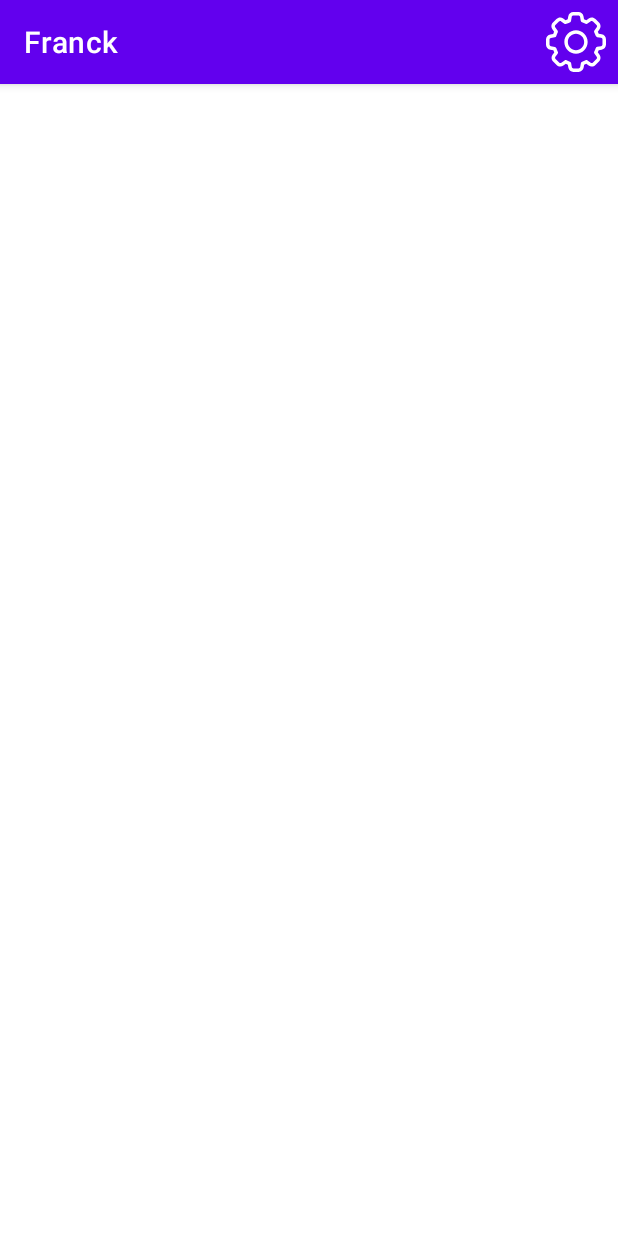
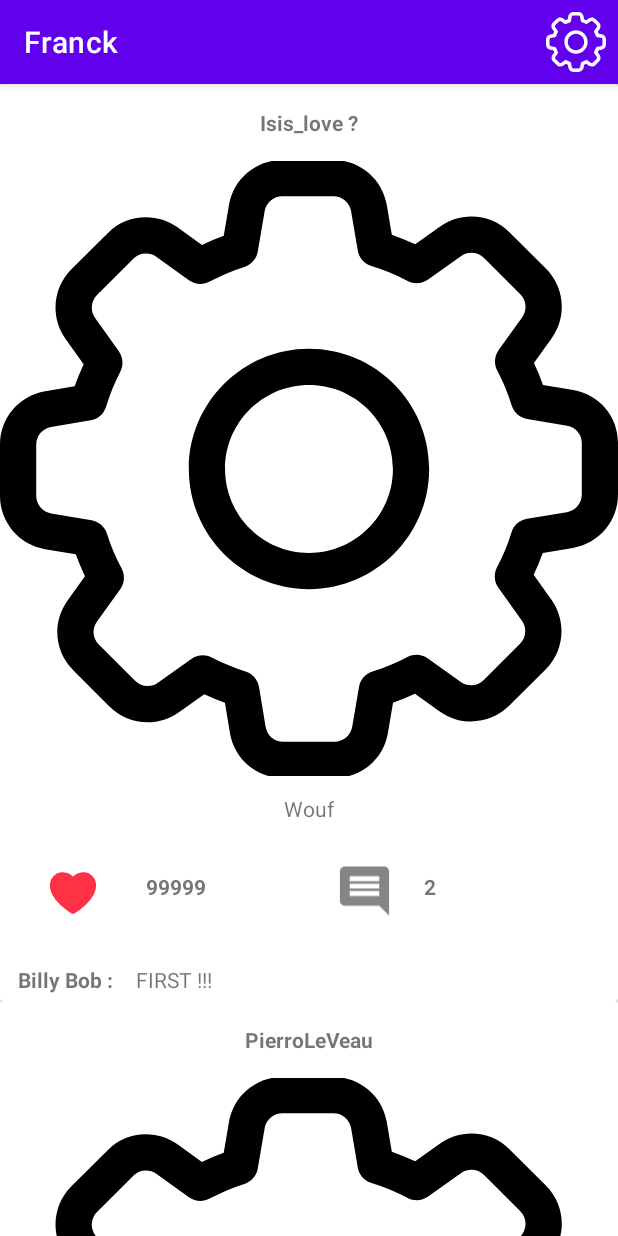
Before and after one commit to GBernard314/yapagi, an Android app: the screen it shows after launch (FeedActivity), on a phone screen of 412 x 824 dp. Run offline under Robolectric (Android 15) with nearby library versions, the phone set to English and light mode, and no system bars; our stand-ins replace Picasso; pictures from the network do not load.

Commit message:
refacto post and worked on feed

```diff
--- a/app/build.gradle
+++ b/app/build.gradle
@@ -44,6 +44,7 @@ dependencies {
     implementation 'androidx.core:core-ktx:1.3.2'
     implementation 'androidx.appcompat:appcompat:1.2.0'
     implementation 'com.google.android.material:material:1.2.1'
+    implementation 'com.squareup.picasso:picasso:2.71828'
     implementation 'androidx.constraintlayout:constraintlayout:2.0.4'
     implementation 'androidx.legacy:legacy-support-v4:1.0.0'
     testImplementation 'junit:junit:4.+'
--- a/app/src/main/AndroidManifest.xml
+++ b/app/src/main/AndroidManifest.xml
@@ -1,6 +1,7 @@
 <?xml version="1.0" encoding="utf-8"?>
 <manifest xmlns:android="http://schemas.android.com/apk/res/android"
     package="fr.isen.yapagi">
+    <uses-permission android:name="android.permission.INTERNET" />
 
     <application
         android:allowBackup="true"
--- a/app/src/main/java/fr/isen/yapagi/FeedActivity.kt
+++ b/app/src/main/java/fr/isen/yapagi/FeedActivity.kt
@@ -1,21 +1,17 @@
 package fr.isen.yapagi
 
 import android.os.Bundle
-import androidx.appcompat.app.AppCompatActivity
 import androidx.recyclerview.widget.LinearLayoutManager
-import com.google.gson.Gson
+import fr.isen.yapagi.data.Comment
 import fr.isen.yapagi.data.Post
 import fr.isen.yapagi.databinding.ActivityFeedBinding
-import org.json.JSONException
-import org.json.JSONObject
-import java.util.EnumSet.range
+import java.util.*
 
 lateinit var binding_feed: ActivityFeedBinding
 class FeedActivity : BaseActivity() {
     override fun onCreate(savedInstanceState: Bundle?) {
         super.onCreate(savedInstanceState)
         binding_feed = ActivityFeedBinding.inflate(layoutInflater)
-        setContentView(R.layout.activity_feed)
         title = "Feed"
         setContentView(binding_feed.root)
         title = intent.getStringExtra("username")
@@ -27,11 +23,12 @@ class FeedActivity : BaseActivity() {
     private fun makeRequest() {
 
         var list: List<Post> = emptyList()
-        list += Post("1st post")
-        list += Post("2st post")
-        list += Post("3st post")
-        list += Post("4st post")
-        list += Post("5st post")
+        var commentList: List<Comment> = emptyList()
+        commentList += Comment(Date(1, 1, 2019), "FIRST !!!", "Billy Bob")
+        commentList += Comment(Date(1, 1, 2019), "erufvyeryufvbhe", "Billy Bob")
+
+        list += Post("Isis_love ?", Date(1, 1, 1970), "Wouf", 99999, commentList, "https://instagram.fcdg2-1.fna.fbcdn.net/v/t51.2885-15/e35/51993659_572254839943780_6273454790177071551_n.jpg?_nc_ht=instagram.fcdg2-1.fna.fbcdn.net&_nc_cat=104&_nc_ohc=Jp3iQtqHAAwAX9pXCbm&tp=1&oh=7dfdd96c69a9985b86444b88eca3ea81&oe=604657E5")
+        list += Post("PierroLeVeau", Date(1, 1, 1970), "GNGNGN j'ai eu une meilleure note que toi", 666, commentList, "https://instagram.fcdg2-1.fna.fbcdn.net/v/t51.2885-15/e35/71527670_785261731906367_7668804132584366294_n.jpg?_nc_ht=instagram.fcdg2-1.fna.fbcdn.net&_nc_cat=111&_nc_ohc=bDzoeRiw-7cAX8nplJo&tp=1&oh=9952ddcede9f0b6d6378cbfa20c19b9a&oe=6046FE0D")
         println("list = $list")
 
         binding_feed.postList.adapter = FeedRecyclerViewAdapter(list, this)
--- a/app/src/main/java/fr/isen/yapagi/FeedRecyclerViewAdapter.kt
+++ b/app/src/main/java/fr/isen/yapagi/FeedRecyclerViewAdapter.kt
@@ -1,14 +1,13 @@
 package fr.isen.yapagi
 
 import android.content.Context
-import android.content.Intent
 import android.view.LayoutInflater
 import android.view.ViewGroup
 import androidx.cardview.widget.CardView
-import androidx.constraintlayout.widget.ConstraintLayout
 import androidx.recyclerview.widget.RecyclerView
 import fr.isen.yapagi.data.Post
 import fr.isen.yapagi.databinding.PostBinding
+import com.squareup.picasso.Picasso
 
 class FeedRecyclerViewAdapter(
     private val dataSet: List<Post>,
@@ -17,7 +16,14 @@ class FeedRecyclerViewAdapter(
     RecyclerView.Adapter<FeedRecyclerViewAdapter.ViewHolder>() {
 
     class ViewHolder(binding: PostBinding) : RecyclerView.ViewHolder(binding.root) {
-        val title = binding.postTitle
+        val user = binding.user
+        val comment = binding.comment
+        val img = binding.imagePost
+        val desc = binding.description
+        val nb_like = binding.nbLikes
+        val nb_Com = binding.nbComments
+        val com_user = binding.comUser
+        val com = binding.com
         /*
         val price = binding.DishPrice
         val image = binding.DishImage
@@ -36,7 +42,19 @@ class FeedRecyclerViewAdapter(
     }
 
     override fun onBindViewHolder(holder: ViewHolder, position: Int) {
-        holder.title.text = dataSet[position].title
+        holder.user.text = dataSet[position].username
+        holder.com_user.text = dataSet[position].comments[0].user + " : "
+        holder.com.text = dataSet[position].comments[0].content
+        holder.nb_like.text = dataSet[position].nb_likes.toString()
+        holder.nb_Com.text = dataSet[position].getCommentsCount().toString()
+        holder.desc.text = dataSet[position].description
+
+        Picasso.get()
+            .load(dataSet[position].url)
+            .placeholder(R.drawable.gear)// Image to load when something goes wrong
+            .into(holder.img);
+
+
         /*
         holder.price.text = dataSet[position].getFormatedPrice()
 
--- a/app/src/main/java/fr/isen/yapagi/MainActivity.kt
+++ b/app/src/main/java/fr/isen/yapagi/MainActivity.kt
@@ -5,6 +5,7 @@ import androidx.appcompat.app.AppCompatActivity
 import android.os.Bundle
 import android.widget.Toast
 import fr.isen.yapagi.databinding.ActivityMainBinding
+
 
 class MainActivity : BaseActivity() {
     private lateinit var binding: ActivityMainBinding
--- a/app/src/main/java/fr/isen/yapagi/data/Comment.kt
+++ b/app/src/main/java/fr/isen/yapagi/data/Comment.kt
@@ -9,4 +9,5 @@ data class Comment(
     @SerializedName("content")val content: String,
     @SerializedName("user")val user: String
 ): Serializable {
+
 }
--- a/app/src/main/java/fr/isen/yapagi/data/Post.kt
+++ b/app/src/main/java/fr/isen/yapagi/data/Post.kt
@@ -5,11 +5,20 @@ import java.io.Serializable
 import java.util.*
 
 data class Post(
-        @SerializedName("username")val username: String,
-        @SerializedName("date")val date: Date,
-        @SerializedName("description")val description: String,
-        @SerializedName("nb_likes")val nb_likes: Int,
-        @SerializedName("comments")val comments: List<Comment>,
-        @SerializedName("url")val url: String
+        @SerializedName("username") val username: String,
+        @SerializedName("date") val date: Date,
+        @SerializedName("description") val description: String,
+        @SerializedName("nb_likes") val nb_likes: Int,
+        @SerializedName("comments") val comments: List<Comment>,
+        @SerializedName("url") val url: String
 ): Serializable {
+
+        fun getCommentsCount(): Int {
+                var count = 0
+                for (com in comments){
+                        count += 1
+                }
+                return count
+        }
+
 }
--- a/app/src/main/res/layout/activity_feed.xml
+++ b/app/src/main/res/layout/activity_feed.xml
@@ -10,10 +10,6 @@
         android:id="@+id/postList"
         android:layout_width="0dp"
         android:layout_height="0dp"
-        android:layout_marginStart="8dp"
-        android:layout_marginTop="8dp"
-        android:layout_marginEnd="8dp"
-        android:layout_marginBottom="8dp"
         app:layout_constraintBottom_toBottomOf="parent"
         app:layout_constraintEnd_toEndOf="parent"
         app:layout_constraintHorizontal_bias="0.0"
--- /dev/null
+++ b/app/src/main/res/layout/activity_main.xml
@@ -0,0 +1,6 @@
+<?xml version="1.0" encoding="utf-8"?>
+<androidx.constraintlayout.widget.ConstraintLayout
+    xmlns:android="http://schemas.android.com/apk/res/android" android:layout_width="match_parent"
+    android:layout_height="match_parent">
+
+</androidx.constraintlayout.widget.ConstraintLayout>
--- a/app/src/main/res/layout/post.xml
+++ b/app/src/main/res/layout/post.xml
@@ -7,14 +7,16 @@
 
     <androidx.constraintlayout.widget.ConstraintLayout
         android:layout_width="match_parent"
-        android:layout_height="match_parent">
+        android:layout_height="611dp">
 
         <ImageView
             android:id="@+id/comment"
             android:layout_width="39dp"
             android:layout_height="41dp"
             android:layout_marginStart="16dp"
-            android:layout_marginTop="24dp"
+            android:layout_marginTop="56dp"
+            app:layout_constraintEnd_toEndOf="parent"
+            app:layout_constraintHorizontal_bias="0.318"
             app:layout_constraintStart_toEndOf="@+id/nb_likes"
             app:layout_constraintTop_toBottomOf="@+id/image_post"
             app:srcCompat="@drawable/comment" />
@@ -23,6 +25,7 @@
             android:id="@+id/like"
             android:layout_width="97dp"
             android:layout_height="92dp"
+            android:layout_marginTop="32dp"
             app:layout_constraintStart_toStartOf="parent"
             app:layout_constraintTop_toBottomOf="@+id/image_post"
             app:lottie_autoPlay="false"
@@ -36,35 +39,41 @@
             android:layout_height="wrap_content"
             android:layout_marginTop="16dp"
             android:text="TextView"
+            android:textStyle="bold"
             app:layout_constraintEnd_toEndOf="parent"
             app:layout_constraintStart_toStartOf="parent"
             app:layout_constraintTop_toTopOf="parent" />
 
         <ImageView
             android:id="@+id/image_post"
-            android:layout_width="344dp"
-            android:layout_height="222dp"
+            android:layout_width="0dp"
+            android:layout_height="410dp"
             android:layout_marginTop="16dp"
+            android:adjustViewBounds="true"
+            android:scaleType="centerCrop"
             app:layout_constraintEnd_toEndOf="parent"
             app:layout_constraintStart_toStartOf="parent"
             app:layout_constraintTop_toBottomOf="@+id/user"
             tools:srcCompat="@tools:sample/avatars" />
 
         <TextView
-            android:id="@+id/desciption"
+            android:id="@+id/description"
             android:layout_width="wrap_content"
             android:layout_height="wrap_content"
-            android:text="TextView"
+            android:layout_marginTop="12dp"
+            android:text="Desc"
             app:layout_constraintEnd_toEndOf="parent"
+            app:layout_constraintHorizontal_bias="0.5"
             app:layout_constraintStart_toStartOf="parent"
-            app:layout_constraintTop_toBottomOf="@+id/like" />
+            app:layout_constraintTop_toBottomOf="@+id/image_post" />
 
         <TextView
             android:id="@+id/nb_likes"
             android:layout_width="wrap_content"
             android:layout_height="wrap_content"
-            android:layout_marginTop="32dp"
-            android:text="TextView"
+            android:layout_marginTop="64dp"
+            android:textStyle="bold"
+            android:text="1000"
             app:layout_constraintStart_toEndOf="@+id/like"
             app:layout_constraintTop_toBottomOf="@+id/image_post" />
 
@@ -72,11 +81,36 @@
             android:id="@+id/nb_comments"
             android:layout_width="wrap_content"
             android:layout_height="wrap_content"
-            android:layout_marginStart="24dp"
-            android:layout_marginTop="32dp"
+            android:layout_marginStart="20dp"
+            android:layout_marginTop="64dp"
             android:text="TextView"
+            android:textStyle="bold"
             app:layout_constraintStart_toEndOf="@+id/comment"
             app:layout_constraintTop_toBottomOf="@+id/image_post" />
+
+        <TextView
+            android:id="@+id/comUser"
+            android:layout_width="wrap_content"
+            android:layout_height="wrap_content"
+            android:layout_marginStart="12dp"
+            android:layout_marginBottom="4dp"
+            android:text="comUser"
+            android:textStyle="bold"
+            app:layout_constraintBottom_toBottomOf="parent"
+            app:layout_constraintStart_toStartOf="parent"
+            app:layout_constraintTop_toBottomOf="@+id/like"
+            app:layout_constraintVertical_bias="0.666" />
+
+        <TextView
+            android:id="@+id/com"
+            android:layout_width="wrap_content"
+            android:layout_height="wrap_content"
+            android:layout_marginStart="12dp"
+            android:text="com"
+            app:layout_constraintBottom_toBottomOf="parent"
+            app:layout_constraintStart_toEndOf="@+id/comUser"
+            app:layout_constraintTop_toBottomOf="@+id/like"
+            app:layout_constraintVertical_bias="0.285" />
 
 
     </androidx.constraintlayout.widget.ConstraintLayout>
```
